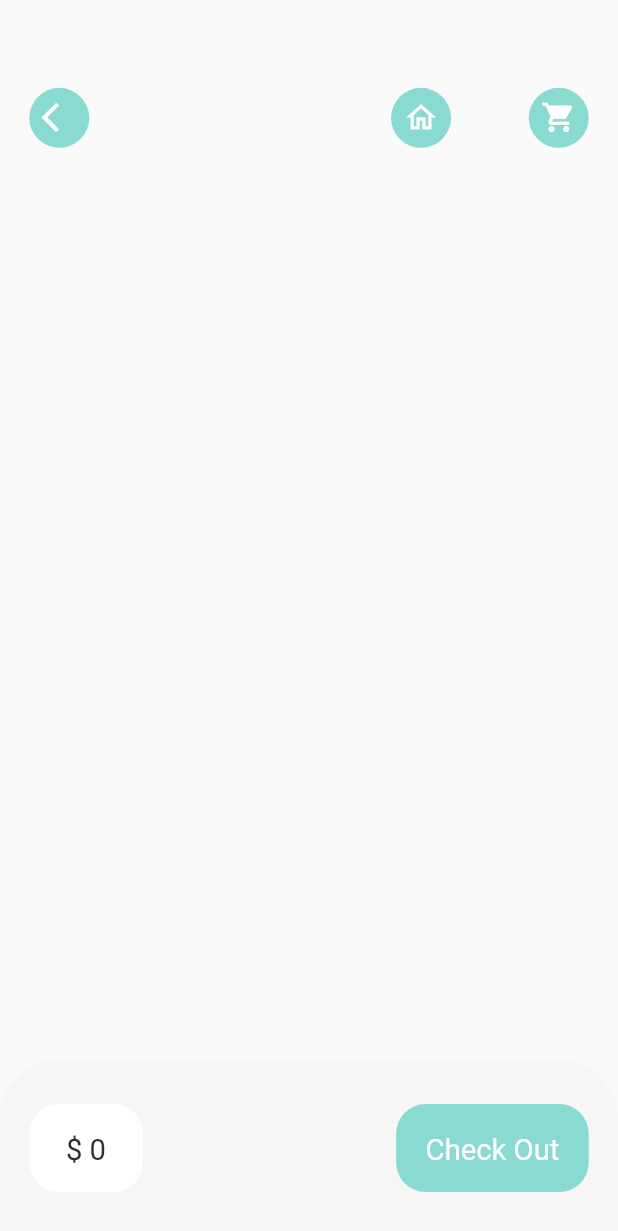
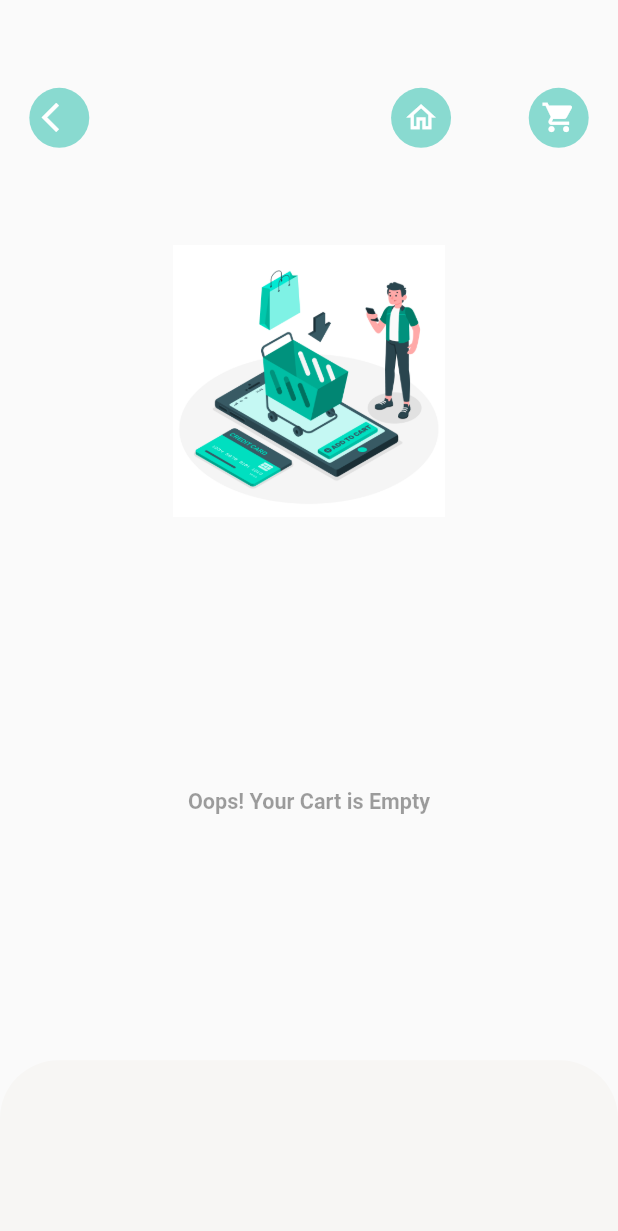
Before and after one commit to imtiyaj786/foodapp, a Flutter app: the CartPage screen opened by its route, on a phone screen of 412 x 824 dp. Shown: the top 1231 px of the screen. Run offline on Flutter 3.47's test engine with Material 2 defaults, Android fonts, the phone set to English and light mode, and no system bars; our stand-ins replace dots_indicator, get, shared_preferences; accounts and stored records are empty; network calls fail; Roboto replaces fonts that are missing (Montserrat).

Commit message:
cart History done with all the logical changes

```diff
--- /dev/null
+++ b/lib/base/no_data_page.dart
@@ -0,0 +1,41 @@
+import 'dart:ui';
+
+import 'package:flutter/material.dart';
+import 'package:flutter/src/widgets/framework.dart';
+import 'package:flutter/src/widgets/placeholder.dart';
+
+class NoDataPage extends StatelessWidget {
+  final String text;
+  final String imgPath;
+  const NoDataPage(
+      {super.key,
+      required this.text,
+      this.imgPath = "assets/image/emptyCart1.jpg"});
+
+  @override
+  Widget build(BuildContext context) {
+    return Column(
+      mainAxisAlignment: MainAxisAlignment.center,
+      crossAxisAlignment: CrossAxisAlignment.stretch,
+      children: [
+        Image.asset(
+          imgPath,
+          height: MediaQuery.of(context).size.height * 0.22,
+          width: MediaQuery.of(context).size.width * 0.22,
+        ),
+        SizedBox(
+          height: MediaQuery.of(context).size.height * 0.22,
+        ),
+        Text(
+          text,
+          style: TextStyle(
+            fontSize: MediaQuery.of(context).size.height * 0.0175,
+            fontWeight: FontWeight.bold,
+            color: Theme.of(context).disabledColor,
+          ),
+          textAlign: TextAlign.center,
+        ),
+      ],
+    );
+  }
+}
--- a/lib/data/repository/cart_repo.dart
+++ b/lib/data/repository/cart_repo.dart
@@ -14,6 +14,7 @@ class CartRepo {
   void addToCartList(List<CartModel> cartList) {
     // sharedPreferences.remove(AppConstants.CART_LIST);
     // sharedPreferences.remove(AppConstants.CART_HISTORY_LIST);
+    // return;
     cart = [];
     var time = DateTime.now().toString();
     // convert object to string because sharedPreferences only accept String
--- a/lib/pages/cart/cart_page.dart
+++ b/lib/pages/cart/cart_page.dart
@@ -2,6 +2,7 @@ import 'package:flutter/material.dart';
 import 'package:foodapp/Controllers/cart_controller.dart';
 import 'package:foodapp/Controllers/popular_product_controller.dart';
 import 'package:foodapp/Controllers/recommended_product_controller.dart';
+import 'package:foodapp/base/no_data_page.dart';
 import 'package:foodapp/pages/home/main_food_page.dart';
 import 'package:foodapp/routes/route_helper.dart';
 import 'package:foodapp/utils/app_constants.dart';
@@ -63,7 +64,9 @@ class CartPage extends StatelessWidget {
             ),
           ),
           // List views
-          Positioned(
+          GetBuilder<CartController>(builder: (_cartController) {
+            return _cartController.getItems.length > 0
+                ? Positioned(
                     top: Dimensions.height20 * 5,
                     left: Dimensions.width20,
                     right: Dimensions.width20,
@@ -74,15 +77,16 @@ class CartPage extends StatelessWidget {
                       child: MediaQuery.removePadding(
                         context: context,
                         removeTop: true,
-                child: GetBuilder<CartController>(builder: (cartController) {
+                        child: GetBuilder<CartController>(
+                            builder: (cartController) {
                           var _cartList = cartController.getItems;
                           return ListView.builder(
                               itemCount: _cartList.length,
                               itemBuilder: (_, index) {
                                 return Container(
                                   // add
-                          margin:
-                              EdgeInsets.only(bottom: Dimensions.height10 / 2),
+                                  margin: EdgeInsets.only(
+                                      bottom: Dimensions.height10 / 2),
                                   // color: Colors.blue,
                                   height: Dimensions.height20 * 5,
                                   width: double.maxFinite,
@@ -90,20 +94,35 @@ class CartPage extends StatelessWidget {
                                     children: [
                                       GestureDetector(
                                         onTap: () {
-                                  var popularIndex =
-                                      Get.find<PopularProductController>()
+                                          var popularIndex = Get.find<
+                                                  PopularProductController>()
                                               .popularProductList
-                                          .indexOf(_cartList[index].product!);
+                                              .indexOf(
+                                                  _cartList[index].product!);
                                           if (popularIndex >= 0) {
-                                    Get.toNamed(RouteHelper.getPopularFood(
+                                            Get.toNamed(
+                                                RouteHelper.getPopularFood(
                                                     popularIndex, "cartpage"));
                                           } else {
-                                    var recommendedIndex =
-                                        Get.find<RecommendedProductController>()
+                                            var recommendedIndex = Get.find<
+                                                    RecommendedProductController>()
                                                 .recommendedProductList
-                                            .indexOf(_cartList[index].product!);
-                                    Get.toNamed(RouteHelper.getRecommendedFood(
-                                        recommendedIndex, "cartpage"));
+                                                .indexOf(
+                                                    _cartList[index].product!);
+                                            if (recommendedIndex < 0) {
+                                              Get.snackbar(
+                                                "History Product",
+                                                "Product review is not available for history product!",
+                                                backgroundColor:
+                                                    AppColors.mainColor,
+                                                colorText: Colors.white,
+                                              );
+                                            } else {
+                                              Get.toNamed(RouteHelper
+                                                  .getRecommendedFood(
+                                                      recommendedIndex,
+                                                      "cartpage"));
+                                            }
                                           }
                                         },
                                         // here showing list of selected product
@@ -115,10 +134,12 @@ class CartPage extends StatelessWidget {
                                           decoration: BoxDecoration(
                                             image: DecorationImage(
                                               fit: BoxFit.cover,
-                                      image: NetworkImage(AppConstants
-                                              .BASE_URL +
+                                              image: NetworkImage(
+                                                  AppConstants.BASE_URL +
                                                       AppConstants.UPLOAD_URL +
-                                          cartController.getItems[index].img!),
+                                                      cartController
+                                                          .getItems[index]
+                                                          .img!),
                                             ),
                                             borderRadius: BorderRadius.circular(
                                                 Dimensions.radius20),
@@ -148,7 +169,8 @@ class CartPage extends StatelessWidget {
                                               SmallText(text: "Spicy"),
                                               Row(
                                                 mainAxisAlignment:
-                                            MainAxisAlignment.spaceBetween,
+                                                    MainAxisAlignment
+                                                        .spaceBetween,
                                                 children: [
                                                   BigText(
                                                     text:
@@ -158,15 +180,18 @@ class CartPage extends StatelessWidget {
                                                   Container(
                                                     padding: EdgeInsets.only(
                                                       top: Dimensions.height10,
-                                              bottom: Dimensions.height10,
+                                                      bottom:
+                                                          Dimensions.height10,
                                                       left: Dimensions.height10,
-                                              right: Dimensions.height10,
+                                                      right:
+                                                          Dimensions.height10,
                                                     ),
                                                     decoration: BoxDecoration(
                                                       color: Colors.white,
                                                       borderRadius:
                                                           BorderRadius.circular(
-                                                      Dimensions.radius20),
+                                                              Dimensions
+                                                                  .radius20),
                                                     ),
                                                     child: Row(
                                                       children: [
@@ -179,18 +204,24 @@ class CartPage extends StatelessWidget {
                                                           },
                                                           child: Icon(
                                                             Icons.remove,
-                                                    color: AppColors.signColor,
+                                                            color: AppColors
+                                                                .signColor,
                                                           ),
                                                         ),
                                                         SizedBox(
-                                                  width: Dimensions.width10 / 2,
+                                                          width: Dimensions
+                                                                  .width10 /
+                                                              2,
                                                         ),
                                                         BigText(
-                                                    text: _cartList[index]
+                                                            text: _cartList[
+                                                                    index]
                                                                 .quantity
                                                                 .toString()), //popularProduct.inCartItems.toString()),
                                                         SizedBox(
-                                                  width: Dimensions.width10 / 2,
+                                                          width: Dimensions
+                                                                  .width10 /
+                                                              2,
                                                         ),
                                                         GestureDetector(
                                                           onTap: () {
@@ -201,7 +232,8 @@ class CartPage extends StatelessWidget {
                                                           },
                                                           child: Icon(
                                                             Icons.add,
-                                                    color: AppColors.signColor,
+                                                            color: AppColors
+                                                                .signColor,
                                                           ),
                                                         ),
                                                       ],
@@ -220,7 +252,11 @@ class CartPage extends StatelessWidget {
                         }),
                       ),
                     ),
-          ),
+                  )
+                : NoDataPage(text: "Oops! Your Cart is Empty ");
+          }),
+
+          //
           //
         ],
       ),
@@ -240,7 +276,8 @@ class CartPage extends StatelessWidget {
                 topRight: Radius.circular(Dimensions.radius20 * 2),
               ),
             ),
-            child: Row(
+            child: cartController.getItems.length > 0
+                ? Row(
                     mainAxisAlignment: MainAxisAlignment.spaceBetween,
                     children: [
                       Container(
@@ -252,7 +289,8 @@ class CartPage extends StatelessWidget {
                         ),
                         decoration: BoxDecoration(
                           color: Colors.white,
-                    borderRadius: BorderRadius.circular(Dimensions.radius20),
+                          borderRadius:
+                              BorderRadius.circular(Dimensions.radius20),
                         ),
                         child: Row(
                           children: [
@@ -260,7 +298,8 @@ class CartPage extends StatelessWidget {
                               width: Dimensions.width10 / 2,
                             ),
                             BigText(
-                          text: "\$ " + cartController.totalAmount.toString()),
+                                text: "\$ " +
+                                    cartController.totalAmount.toString()),
                             SizedBox(
                               width: Dimensions.width10 / 2,
                             ),
@@ -294,7 +333,8 @@ class CartPage extends StatelessWidget {
 
                       //
                     ],
-            ),
+                  )
+                : Container(),
           );
         },
       ),
--- a/pubspec.yaml
+++ b/pubspec.yaml
@@ -38,6 +38,7 @@ dependencies:
   dots_indicator: ^2.1.0
   persistent_bottom_nav_bar: ^5.0.2
   shared_preferences: ^2.0.17
+  intl: ^0.17.0
 
 dev_dependencies:
   flutter_test:
```
Also changed, not shown: lib/Controllers/cart_controller.dart (+14 -0 lines), lib/pages/cart/cart_history.dart (added, +259 -0 lines), lib/pages/home/home_page.dart (+3 -6 lines), assets/image/emptyCart1.jpg (added), assets/image/emptyCart2.jpg (added), pubspec.lock. Lines whose indentation alone changed are shown as unchanged.
